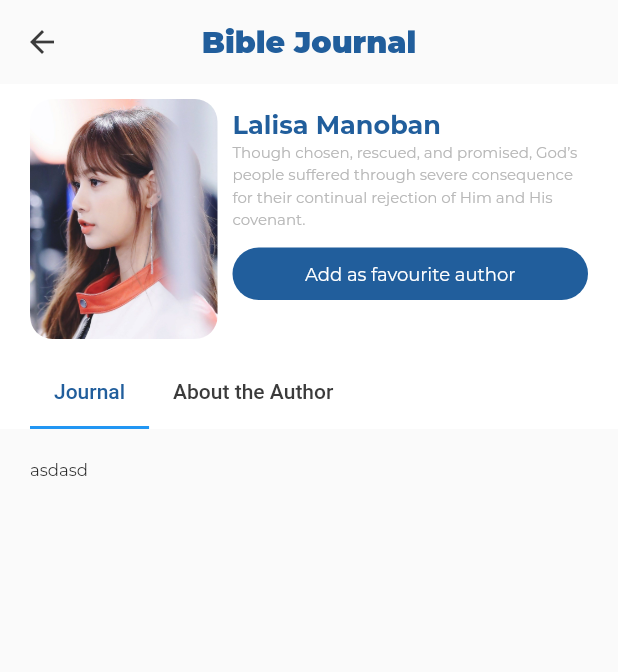
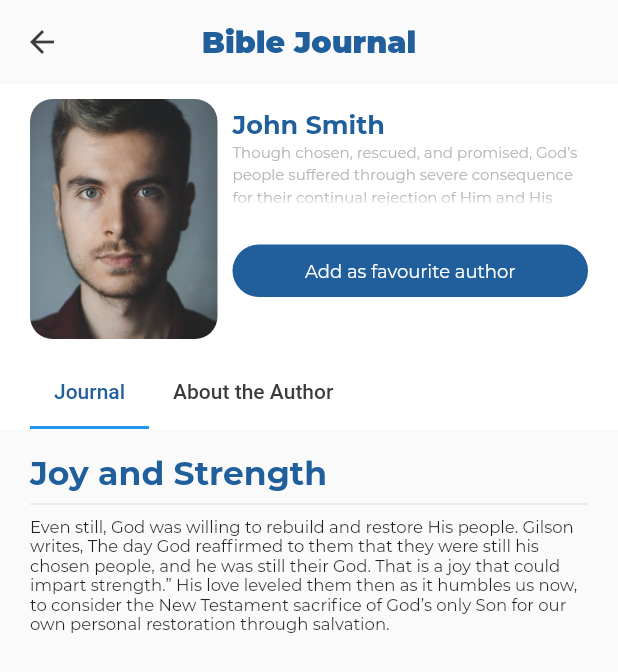
Before and after one commit to rejesthm/bible-journal-flutter, a Flutter app: the screen it shows after launch, after a tap on "Joy and Strength", on a phone screen of 412 x 824 dp. Shown: the top 672 px of the screen. Run offline on Flutter 3.47's test engine with Material 2 defaults, Android fonts, the phone set to English and light mode, and no system bars; our stand-ins replace flutter_dotenv, get_it, logger, page_transition, sembast; project files that could hold a hidden picture were left out.

Commit message:
FEAT: Stream data

```diff
--- a/lib/core/utils/routes/routes_navigation_util.dart
+++ b/lib/core/utils/routes/routes_navigation_util.dart
@@ -7,12 +7,17 @@ import 'router_util.dart';
 import 'routes_list.dart';
 
 Route<dynamic> generateRoute(RouteSettings settings) {
+  final args = settings.arguments;
   switch (settings.name) {
     case HOME_ROUTE:
       return pushNamed(page: HomePage(), settings: settings);
       break;
     case DETAILED_JOURNAL_ROUTE:
-      return pushNamed(page: DetailedJournalPage(), settings: settings);
+      return pushNamed(
+          page: DetailedJournalPage(
+            journal: args,
+          ),
+          settings: settings);
       break;
     default:
       return _errorRoute(settings);
--- a/lib/data/sources/mockdata.dart
+++ b/lib/data/sources/mockdata.dart
@@ -18,7 +18,7 @@ class MockData {
           "journalContent":
               "Even still, God was willing to rebuild and restore His people. Gilson writes, The day God reaffirmed to them that they were still his chosen people, and he was still their God. That is a joy that could impart strength.” His love leveled them then as it humbles us now, to consider the New Testament sacrifice of God’s only Son for our own personal restoration through salvation."
         },
-        "imageUrl": "assets/images/avatars/lalisa.jpeg",
+        "imageUrl": "assets/images/avatars/john.jpeg",
       },
       {
         "id": 2,
@@ -37,7 +37,7 @@ class MockData {
           "journalContent":
               "Even still, God was willing to rebuild and restore His people. Gilson writes, The day God reaffirmed to them that they were still his chosen people, and he was still their God. That is a joy that could impart strength.” His love leveled them then as it humbles us now, to consider the New Testament sacrifice of God’s only Son for our own personal restoration through salvation."
         },
-        "imageUrl": "assets/images/avatars/lalisa.jpeg",
+        "imageUrl": "assets/images/avatars/ben.jpg",
       },
       {
         "id": 3,
@@ -56,7 +56,7 @@ class MockData {
           "journalContent":
               "Even still, God was willing to rebuild and restore His people. Gilson writes, The day God reaffirmed to them that they were still his chosen people, and he was still their God. That is a joy that could impart strength.” His love leveled them then as it humbles us now, to consider the New Testament sacrifice of God’s only Son for our own personal restoration through salvation."
         },
-        "imageUrl": "assets/images/avatars/lalisa.jpeg",
+        "imageUrl": "assets/images/avatars/johnlee.jpg",
       },
       {
         "id": 4,
@@ -75,45 +75,26 @@ class MockData {
           "journalContent":
               "Even still, God was willing to rebuild and restore His people. Gilson writes, The day God reaffirmed to them that they were still his chosen people, and he was still their God. That is a joy that could impart strength.” His love leveled them then as it humbles us now, to consider the New Testament sacrifice of God’s only Son for our own personal restoration through salvation."
         },
-        "imageUrl": "assets/images/avatars/lalisa.jpeg",
+        "imageUrl": "assets/images/avatars/guin.jpeg",
       },
       {
         "id": 5,
         "author": {
           "id": 1,
-          "authorName": "John Smith",
+          "authorName": "Jordan Minor",
           "aboutAuthor": "1",
           "address": "Maniki, Kapalong, Davao del Norte",
           "contactNumber": "09451096905",
         },
         "journal": {
           "id": 1,
-          "journalTitle": "Joy and Strength",
+          "journalTitle": "As we live",
           "journalDescription":
               "Though chosen, rescued, and promised, God’s people suffered through severe consequence for their continual rejection of Him and His covenant.",
           "journalContent":
               "Even still, God was willing to rebuild and restore His people. Gilson writes, The day God reaffirmed to them that they were still his chosen people, and he was still their God. That is a joy that could impart strength.” His love leveled them then as it humbles us now, to consider the New Testament sacrifice of God’s only Son for our own personal restoration through salvation."
         },
-        "imageUrl": "assets/images/avatars/lalisa.jpeg",
-      },
-      {
-        "id": 6,
-        "author": {
-          "id": 1,
-          "authorName": "John Smith",
-          "aboutAuthor": "1",
-          "address": "Maniki, Kapalong, Davao del Norte",
-          "contactNumber": "09451096905",
-        },
-        "journal": {
-          "id": 1,
-          "journalTitle": "Joy and Strength",
-          "journalDescription":
-              "Though chosen, rescued, and promised, God’s people suffered through severe consequence for their continual rejection of Him and His covenant.",
-          "journalContent":
-              "Even still, God was willing to rebuild and restore His people. Gilson writes, The day God reaffirmed to them that they were still his chosen people, and he was still their God. That is a joy that could impart strength.” His love leveled them then as it humbles us now, to consider the New Testament sacrifice of God’s only Son for our own personal restoration through salvation."
-        },
-        "imageUrl": "assets/images/avatars/lalisa.jpeg",
+        "imageUrl": "assets/images/avatars/jordan.jpg",
       },
     ];
 
--- a/lib/presentation/screens/detailed_journal/detailed_journal_page.dart
+++ b/lib/presentation/screens/detailed_journal/detailed_journal_page.dart
@@ -1,4 +1,5 @@
 import 'package:bible_journal/core/utils/color_util.dart';
+import 'package:bible_journal/data/models/journals.dart';
 import 'package:bible_journal/presentation/widgets/buttons/primary_button_widget.dart';
 import 'package:bible_journal/presentation/widgets/custom_regular_app_bar_no_scroll.dart';
 import 'package:bible_journal/presentation/widgets/mobile_status_margin_top.dart';
@@ -7,6 +8,11 @@ import 'package:bible_journal/presentation/widgets/texts/header_text_widget.dart
 import 'package:flutter/material.dart';
 
 class DetailedJournalPage extends StatefulWidget {
+  final Journals journal;
+
+  const DetailedJournalPage({Key key, @required this.journal})
+      : super(key: key);
+
   @override
   _DetailedJournalPageState createState() => _DetailedJournalPageState();
 }
@@ -54,8 +60,7 @@ class _DetailedJournalPageState extends State<DetailedJournalPage>
                                 Radius.circular(15.0),
                               ),
                               image: DecorationImage(
-                                image: AssetImage(
-                                    "assets/images/avatars/lalisa.jpeg"),
+                                image: AssetImage(widget.journal.imageUrl),
                                 fit: BoxFit.cover,
                               ),
                             ),
@@ -70,17 +75,18 @@ class _DetailedJournalPageState extends State<DetailedJournalPage>
                                 crossAxisAlignment: CrossAxisAlignment.start,
                                 children: [
                                   HeaderTextWidget(
-                                    title: "Lalisa Manoban",
+                                    title:
+                                        widget.journal.authorProfile.authorName,
                                   ),
                                   DescriptionText(
-                                    text:
-                                        "Though chosen, rescued, and promised, God\’s people suffered through severe consequence for their continual rejection of Him and His covenant.",
+                                    text: widget
+                                        .journal.journal.journalDescription,
                                     fontSize: 10,
                                     color: ColorUtil.primarySubTextColor,
                                     hasLimit: true,
                                   ),
                                   SizedBox(
-                                    height: 12.0,
+                                    height: 25.0,
                                   ),
                                   PrimaryButton(
                                     text: "Add as favourite author",
@@ -148,18 +154,21 @@ class _DetailedJournalPageState extends State<DetailedJournalPage>
       slivers: [
         SliverPadding(
             padding: EdgeInsets.symmetric(horizontal: 20.0, vertical: 20.0),
-          sliver: SliverGrid.count(
-            crossAxisCount: 2,
-            crossAxisSpacing: 20.0,
-            mainAxisSpacing: 10,
-            childAspectRatio: 1 / 1.05,
+            sliver: SliverToBoxAdapter(
+              child: Column(
+                crossAxisAlignment: CrossAxisAlignment.start,
                 children: [
+                  HeaderTextWidget(
+                    title: widget.journal.journal.journalTitle ?? "",
+                    fontSize: 22,
+                  ),
+                  Divider(),
                   Container(
-                child: Text("asdasd"),
+                    child: Text(widget.journal.journal.journalContent ?? ""),
                   )
                 ],
               ),
-        )
+            ))
       ],
     );
   }
--- a/lib/presentation/screens/home/home_page.dart
+++ b/lib/presentation/screens/home/home_page.dart
@@ -3,7 +3,6 @@ import 'package:bible_journal/core/utils/color_util.dart';
 import 'package:bible_journal/data/models/journals.dart';
 import 'package:bible_journal/presentation/widgets/card/feature_card_widget.dart';
 import 'package:bible_journal/presentation/widgets/card/index_outline_card_widget.dart';
-import 'package:bible_journal/presentation/widgets/custom_regular_app_bar.dart';
 import 'package:bible_journal/presentation/widgets/custom_regular_app_bar_no_scroll.dart';
 import 'package:bible_journal/presentation/widgets/mobile_status_margin_top.dart';
 import 'package:bible_journal/presentation/widgets/texts/header_text_widget.dart';
@@ -25,6 +24,7 @@ class _HomePageState extends BibleJournalPageState<HomePresenter> {
 
   @override
   Widget build(BuildContext context) {
+    List<Journals> journals;
     return MobileStatusMarginTop(
       child: CustomRegularAppBarNoScroll(
         backgroundColor: ColorUtil.primaryBackgroundColor,
@@ -40,28 +40,34 @@ class _HomePageState extends BibleJournalPageState<HomePresenter> {
                   collapseMode: CollapseMode.pin,
                   background: Container(
                       margin: EdgeInsets.symmetric(vertical: 10.0),
-                      child: Column(
+                      child: StreamBuilder<List<Journals>>(
+                          initialData: [],
+                          stream: presenter.journalsController.stream,
+                          builder: (context, snapshot) {
+                            journals = snapshot.data;
+                            if (journals.length != 0) {
+                              return Column(
                                 children: [
                                   FeatureCardWidget(
-                            imageUrl: "assets/images/avatars/lalisa.jpeg",
-                            journalTitle: "Joy and Strength",
-                            authorName: "Lalisa Manoban",
-                            description:
-                                "The joy of the Lord is found on the road to restoration.",
+                                    journal: journals[0],
                                   ),
                                 ],
-                      )),
+                              );
+                            } else {
+                              return Container();
+                            }
+                          })),
                 ),
                 expandedHeight: 230.0,
                 bottom: PreferredSize(
-                  preferredSize: Size.fromHeight(10.0),
+                  preferredSize: Size.fromHeight(5.0),
                   child: Container(
                     alignment: Alignment.centerLeft,
                     child: Container(
                       margin: EdgeInsets.symmetric(
                           horizontal: 20.0, vertical: 10.0),
                       child: HeaderTextWidget(
-                        title: "Bible Outlines",
+                        title: "Journals",
                         color: ColorUtil.primaryTextColor,
                         fontSize: 22,
                       ),
@@ -72,23 +78,21 @@ class _HomePageState extends BibleJournalPageState<HomePresenter> {
             ];
           },
           body: Container(
-            padding: EdgeInsets.symmetric(vertical: 20.0),
             color: ColorUtil.primaryBackgroundColor,
             child: StreamBuilder<List<Journals>>(
                 stream: presenter.journalsController.stream,
                 builder: (context, snapshot) {
-                  List<Journals> journals = snapshot.data;
+                  journals = snapshot.data;
                   if (snapshot.hasData) {
-                    return ReorderableListView(
+                    return Container(
+                      margin: EdgeInsets.symmetric(vertical: 20),
+                      child: ReorderableListView(
                         children: List.generate(
                           journals?.length,
                           (index) {
                             return IndexOutlineCardWidget(
                               key: ValueKey(journals[index].id),
-                            imageUrl: journals[index].imageUrl,
-                            journalTitle: journals[index].journal.journalTitle,
-                            authorName:
-                                journals[index].authorProfile.authorName,
+                              journal: journals[index],
                             );
                           },
                         ),
@@ -101,6 +105,7 @@ class _HomePageState extends BibleJournalPageState<HomePresenter> {
                             journals.insert(newIndex, item);
                           });
                         },
+                      ),
                     );
                   }
                   return CupertinoActivityIndicator();
@@ -110,14 +115,4 @@ class _HomePageState extends BibleJournalPageState<HomePresenter> {
       ),
     );
   }
-
-  // void _updateMyItems(int oldIndex, int newIndex) {
-  //   if (newIndex > oldIndex) {
-  //     newIndex -= 1;
-  //   }
-
-  //   final Journals item = journals.removeAt(oldIndex);
-
-  //   journals.insert(newIndex, item);
-  // }
 }
--- a/lib/presentation/widgets/card/feature_card_widget.dart
+++ b/lib/presentation/widgets/card/feature_card_widget.dart
@@ -1,4 +1,5 @@
 import 'package:bible_journal/core/utils/color_util.dart';
+import 'package:bible_journal/data/models/journals.dart';
 import 'package:bible_journal/presentation/widgets/card/tag_card_widget.dart';
 import 'package:bible_journal/presentation/widgets/images/circle_image_widget.dart';
 import 'package:bible_journal/presentation/widgets/properties/shadow_widget.dart';
@@ -7,17 +8,11 @@ import 'package:bible_journal/presentation/widgets/texts/header_text_widget.dart
 import 'package:flutter/material.dart';
 
 class FeatureCardWidget extends StatelessWidget {
-  final String imageUrl;
-  final String journalTitle;
-  final String authorName;
-  final String description;
+  final Journals journal;
 
   const FeatureCardWidget({
     Key key,
-    @required this.imageUrl,
-    @required this.journalTitle,
-    @required this.authorName,
-    @required this.description,
+    @required this.journal,
   }) : super(key: key);
   @override
   Widget build(BuildContext context) {
@@ -41,7 +36,7 @@ class FeatureCardWidget extends StatelessWidget {
                 Row(
                   children: [
                     CircleImage(
-                      imageUrl: imageUrl,
+                      imageUrl: journal.imageUrl ?? "",
                       size: 100,
                     ),
                     SizedBox(
@@ -53,14 +48,15 @@ class FeatureCardWidget extends StatelessWidget {
                         crossAxisAlignment: CrossAxisAlignment.start,
                         children: [
                           HeaderTextWidget(
-                            title: journalTitle,
+                            title: journal.journal.journalTitle ?? "",
                           ),
                           DescriptionText(
-                            text: authorName,
+                            text: journal.authorProfile.authorName ?? "",
                             fontSize: 12,
                           ),
                           DescriptionText(
-                            text: description,
+                            hasLimit: true,
+                            text: journal.journal.journalDescription ?? "",
                             fontSize: 10,
                             color: ColorUtil.primarySubTextColor,
                           )
@@ -71,7 +67,7 @@ class FeatureCardWidget extends StatelessWidget {
                 ),
                 Positioned(
                   right: 0,
-                  bottom: 10.0,
+                  top: 10.0,
                   child: TagCardWidget(
                     tagText: "NEW",
                   ),
--- a/lib/presentation/widgets/card/index_outline_card_widget.dart
+++ b/lib/presentation/widgets/card/index_outline_card_widget.dart
@@ -1,5 +1,6 @@
 import 'package:bible_journal/core/utils/color_util.dart';
 import 'package:bible_journal/core/utils/routes/routes_list.dart';
+import 'package:bible_journal/data/models/journals.dart';
 import 'package:bible_journal/presentation/widgets/images/circle_image_widget.dart';
 import 'package:bible_journal/presentation/widgets/properties/shadow_widget.dart';
 import 'package:bible_journal/presentation/widgets/texts/description_text.dart';
@@ -7,22 +8,18 @@ import 'package:bible_journal/presentation/widgets/texts/header_text_widget.dart
 import 'package:flutter/material.dart';
 
 class IndexOutlineCardWidget extends StatelessWidget {
-  final String imageUrl;
-  final String journalTitle;
-  final String authorName;
+  final Journals journal;
 
-  const IndexOutlineCardWidget(
-      {Key key, this.imageUrl, this.journalTitle, this.authorName})
-      : super(key: key);
+  const IndexOutlineCardWidget({Key key, this.journal}) : super(key: key);
   @override
   Widget build(BuildContext context) {
     double width = MediaQuery.of(context).size.width;
     return GestureDetector(
       onTap: () {
-        Navigator.pushNamed(context, DETAILED_JOURNAL_ROUTE);
+        Navigator.pushNamed(context, DETAILED_JOURNAL_ROUTE, arguments: journal);
       },
       child: Container(
-        padding: EdgeInsets.symmetric(vertical: 5.0),
+        margin: EdgeInsets.symmetric(horizontal: 20.0, vertical: 5.0),
         child: ShadowWidget(
           child: Container(
             height: 70.0,
@@ -38,7 +35,7 @@ class IndexOutlineCardWidget extends StatelessWidget {
               child: Row(
                 children: [
                   CircleImage(
-                    imageUrl: imageUrl,
+                    imageUrl: journal.imageUrl,
                     size: 50,
                   ),
                   SizedBox(
@@ -50,11 +47,11 @@ class IndexOutlineCardWidget extends StatelessWidget {
                       crossAxisAlignment: CrossAxisAlignment.start,
                       children: [
                         HeaderTextWidget(
-                          title: journalTitle,
+                          title: journal.journal.journalTitle,
                           color: ColorUtil.primaryTextColor,
                         ),
                         DescriptionText(
-                          text: authorName,
+                          text: journal.authorProfile.authorName,
                           fontSize: 12,
                         ),
                       ],
--- a/lib/presentation/widgets/card/tag_card_widget.dart
+++ b/lib/presentation/widgets/card/tag_card_widget.dart
@@ -9,8 +9,8 @@ class TagCardWidget extends StatelessWidget {
   @override
   Widget build(BuildContext context) {
     return Container(
-      height: 30.0,
-      width: 55.0,
+      height: 24.0,
+      width: 45.0,
       decoration: BoxDecoration(
         color: ColorUtil.primaryColor,
         borderRadius: BorderRadius.all(
--- a/lib/presentation/widgets/texts/description_text.dart
+++ b/lib/presentation/widgets/texts/description_text.dart
@@ -28,7 +28,7 @@ class DescriptionText extends StatelessWidget {
         fontWeight: fontWeight ?? FontWeight.w500,
       ),
       textAlign: textAlign ?? TextAlign.left,
-      maxLines: hasLimit ? 5 : 100,
+      maxLines: hasLimit ? 3 : 100,
       overflow: TextOverflow.fade,
     );
   }
```
Also changed, not shown: lib/presentation/screens/home/home_presenter.dart (+0 -9 lines), assets/images/avatars/ben.jpg (added), assets/images/avatars/guin.jpeg (renamed from assets/images/avatars/lalisa.jpeg), assets/images/avatars/james.jpg (added), assets/images/avatars/john.jpeg (added), assets/images/avatars/johnlee.jpg (added), assets/images/avatars/jordan.jpg (added). Lines whose indentation alone changed are shown as unchanged.
